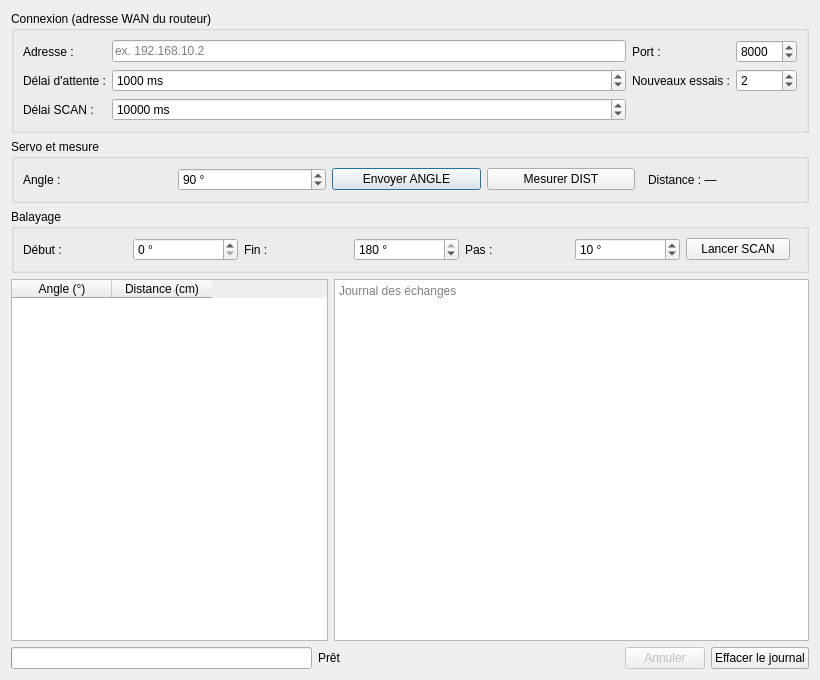
Before: the Qt Designer form pc-Qt/client_test/dialog.ui in Mdieng-dev/radar-ultrasons, drawn with Qt 5.
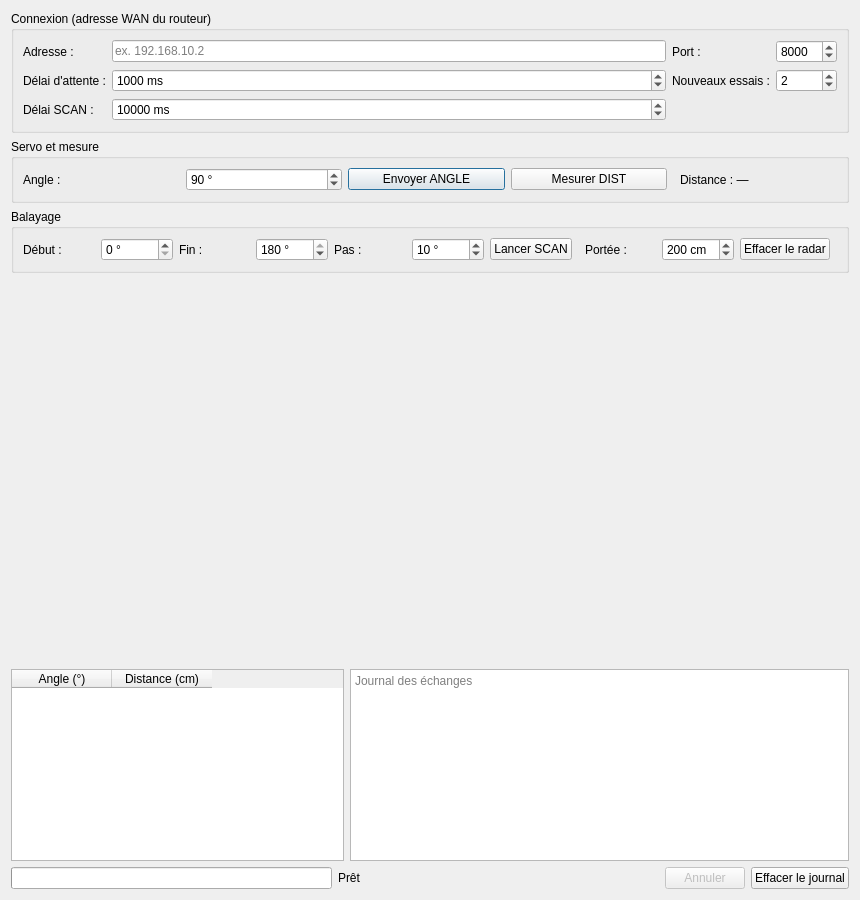
After: the same form once the commit is applied. Custom widgets are drawn as their Qt base class.

Commit message:
Ajout du radar (nuage de points) dans le client Qt
- radar_widget.cpp/.h repris d'IHM3 (widget promu RadarWidget dans dialog.ui)
- SCAN : le radar est vidé puis rempli avec tous les points du balayage
- ANGLE déplace le faisceau, DIST ajoute un point dans la direction du servo
- Réglage de la portée (cm) mémorisé, bouton « Effacer le radar »
- CMake : dossier des sources ajouté aux includes (ui_dialog.h inclut radar_widget.h)

Claude-Session: https://claude.ai/code/session_011G2fuL26wsYLk7K7wt3hCQ

What changed in the file:
```diff
--- a/pc-Qt/client_test/dialog.ui
+++ b/pc-Qt/client_test/dialog.ui
@@ -6,8 +6,8 @@
    <rect>
     <x>0</x>
     <y>0</y>
-    <width>820</width>
-    <height>680</height>
+    <width>860</width>
+    <height>900</height>
    </rect>
   </property>
   <property name="windowTitle">
@@ -272,9 +272,62 @@
         </property>
        </spacer>
       </item>
+      <item>
+       <widget class="QLabel" name="labelRange">
+        <property name="text">
+         <string>Portée :</string>
+        </property>
+       </widget>
+      </item>
+      <item>
+       <widget class="QSpinBox" name="spinRange">
+        <property name="toolTip">
+         <string>Distance représentée par le bord du radar.</string>
+        </property>
+        <property name="suffix">
+         <string> cm</string>
+        </property>
+        <property name="minimum">
+         <number>10</number>
+        </property>
+        <property name="maximum">
+         <number>400</number>
+        </property>
+        <property name="singleStep">
+         <number>10</number>
+        </property>
+        <property name="value">
+         <number>200</number>
+        </property>
+       </widget>
+      </item>
+      <item>
+       <widget class="QPushButton" name="buttonClearRadar">
+        <property name="text">
+         <string>Effacer le radar</string>
+        </property>
+       </widget>
+      </item>
+      <item>
+       <spacer name="spacerScanEnd">
+        <property name="orientation">
+         <enum>Qt::Orientation::Horizontal</enum>
+        </property>
+       </spacer>
+      </item>
      </layout>
     </widget>
    </item>
+   <item>
+    <widget class="RadarWidget" name="radarView" native="true">
+     <property name="sizePolicy">
+      <sizepolicy hsizetype="Expanding" vsizetype="Expanding">
+       <horstretch>0</horstretch>
+       <verstretch>3</verstretch>
+      </sizepolicy>
+     </property>
+    </widget>
+   </item>
    <item>
     <layout class="QHBoxLayout" name="layoutResultats" stretch="2,3">
      <item>
@@ -361,6 +414,14 @@
    </item>
   </layout>
  </widget>
+ <customwidgets>
+  <customwidget>
+   <class>RadarWidget</class>
+   <extends>QWidget</extends>
+   <header>radar_widget.h</header>
+   <container>1</container>
+  </customwidget>
+ </customwidgets>
  <tabstops>
   <tabstop>lineEditHost</tabstop>
   <tabstop>spinPort</tabstop>
```
Left out of the diff: 2 changed lines with no effect on the pictures. The commit also changes 5 other files.
